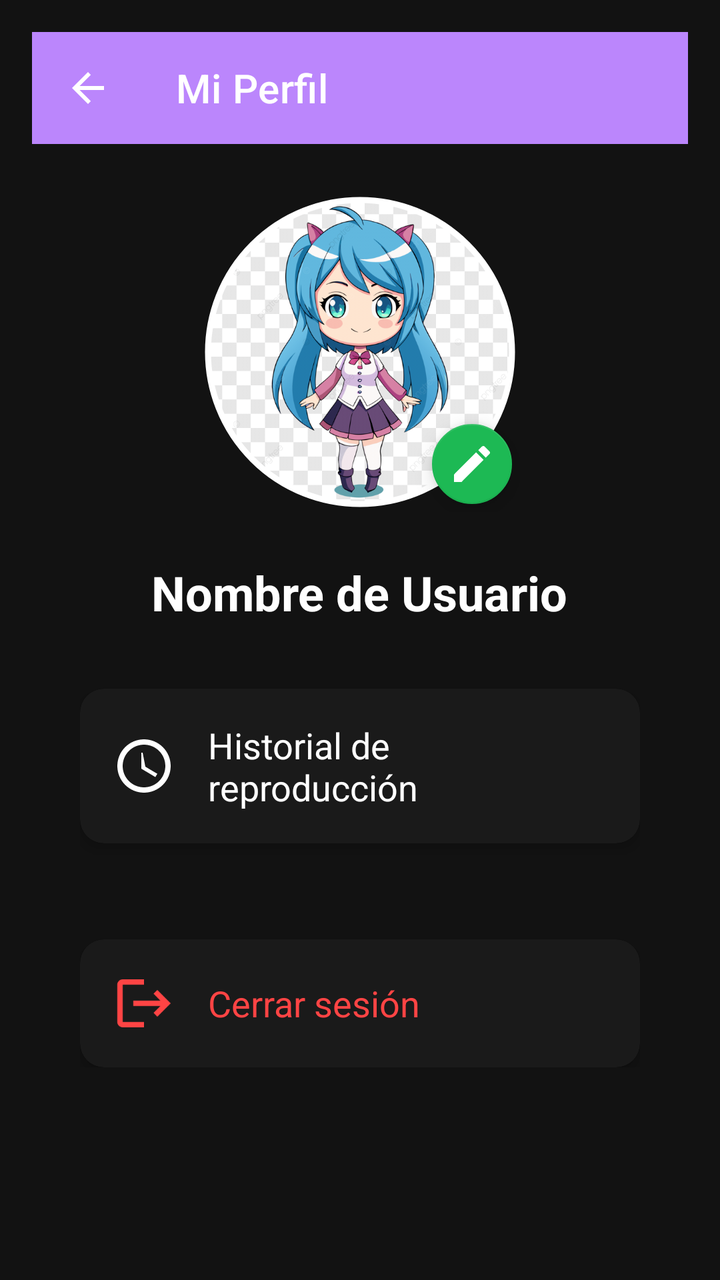
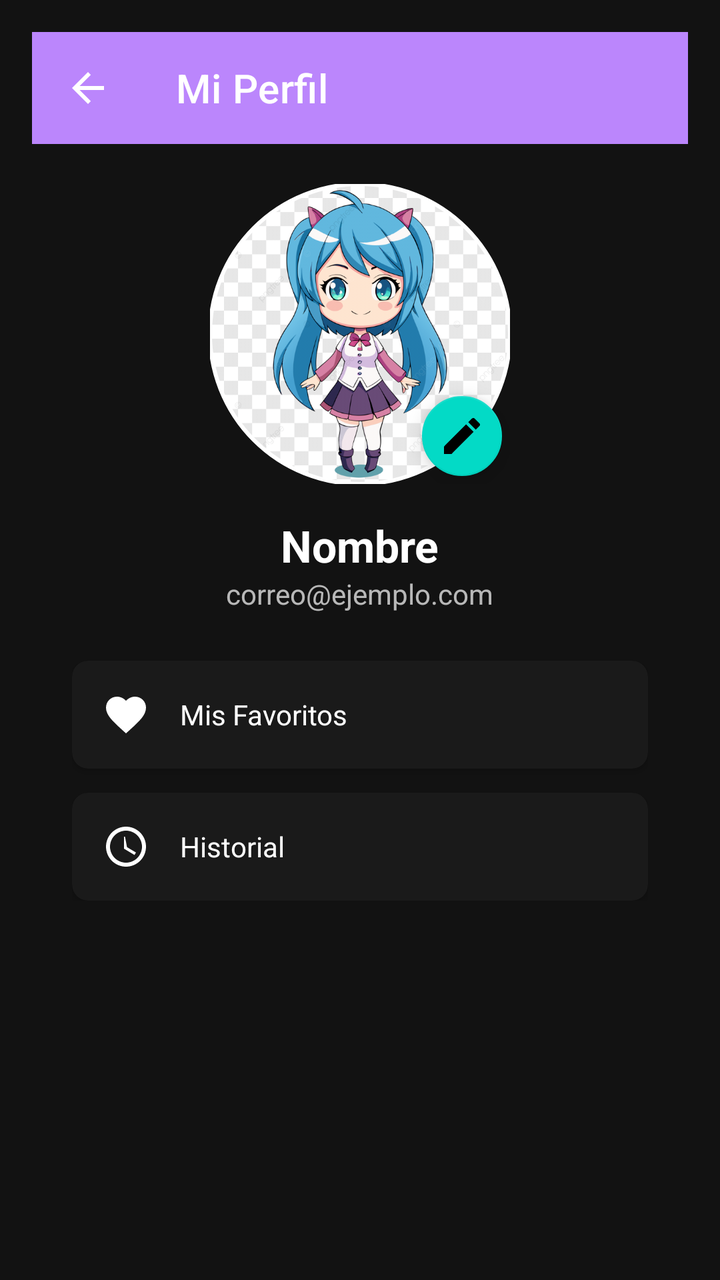

Screens rendered from an Android XML layout before and after an edit, with the pre-edit source and the edit as a unified diff.
<!-- AndroidManifest.xml: activity theme Theme.Music1 -->
<!-- res/layout/activity_perfil_usuario.xml -->
<?xml version="1.0" encoding="utf-8"?>
<LinearLayout xmlns:android="http://schemas.android.com/apk/res/android"
    xmlns:app="http://schemas.android.com/apk/res-auto"
    android:layout_width="match_parent"
    android:layout_height="match_parent"
    android:orientation="vertical"
    android:background="@color/fondo_oscuro"
    android:padding="16dp">

    <com.google.android.material.appbar.MaterialToolbar
        android:id="@+id/toolbar"
        android:layout_width="match_parent"
        android:layout_height="?attr/actionBarSize"
        android:background="?attr/colorPrimary"
        app:title="Mi Perfil"
        app:titleTextColor="@color/white"
        app:navigationIcon="@drawable/ic_arrow_back"
        android:theme="@style/ThemeOverlay.AppCompat.Dark.ActionBar" />

    <ScrollView
        android:layout_width="match_parent"
        android:layout_height="match_parent">

        <LinearLayout
            android:layout_width="match_parent"
            android:layout_height="wrap_content"
            android:orientation="vertical"
            android:gravity="center_horizontal"
            android:padding="24dp">

            <FrameLayout
                android:layout_width="wrap_content"
                android:layout_height="wrap_content"
                android:layout_marginBottom="24dp">

                <com.google.android.material.imageview.ShapeableImageView
                    android:id="@+id/ivAvatar"
                    android:layout_width="160dp"
                    android:layout_height="160dp"
                    android:padding="4dp"
                    android:src="@drawable/avatar1"
                    app:strokeColor="@color/white"
                    app:strokeWidth="3dp"
                    app:shapeAppearanceOverlay="@style/CircleImage"
                    android:scaleType="centerCrop" />

                <com.google.android.material.floatingactionbutton.FloatingActionButton
                    android:id="@+id/btnCambiarFoto"
                    android:layout_width="wrap_content"
                    android:layout_height="wrap_content"
                    android:layout_gravity="bottom|end"
                    android:src="@drawable/ic_edit"
                    app:fabSize="mini"
                    app:backgroundTint="@color/verde_spotify"
                    app:tint="@color/white"
                    android:contentDescription="Editar foto de perfil" />
            </FrameLayout>

            <TextView
                android:id="@+id/tvNombreUsuario"
                android:layout_width="wrap_content"
                android:layout_height="wrap_content"
                android:text="Nombre de Usuario"
                android:textColor="@color/white"
                android:textSize="24sp"
                android:textStyle="bold"
                android:layout_marginBottom="32dp" />

            <androidx.cardview.widget.CardView
                android:id="@+id/cardHistorial"
                android:layout_width="match_parent"
                android:layout_height="wrap_content"
                android:layout_marginBottom="16dp"
                app:cardCornerRadius="12dp"
                app:cardBackgroundColor="@color/fondo_secundario"
                app:cardElevation="4dp">

                <LinearLayout
                    android:layout_width="match_parent"
                    android:layout_height="wrap_content"
                    android:orientation="horizontal"
                    android:padding="16dp"
                    android:gravity="center_vertical">

                    <ImageView
                        android:layout_width="32dp"
                        android:layout_height="32dp"
                        android:src="@drawable/ic_history"
                        app:tint="@color/white" />

                    <TextView
                        android:layout_width="0dp"
                        android:layout_height="wrap_content"
                        android:layout_weight="1"
                        android:text="Historial de reproducción"
                        android:textSize="18sp"
                        android:textColor="@color/white"
                        android:layout_marginStart="16dp" />
                </LinearLayout>
            </androidx.cardview.widget.CardView>

            <androidx.cardview.widget.CardView
                android:id="@+id/cardCerrarSesion"
                android:layout_width="match_parent"
                android:layout_height="wrap_content"
                android:layout_marginTop="32dp"
                app:cardCornerRadius="12dp"
                app:cardBackgroundColor="@color/fondo_secundario"
                app:cardElevation="4dp">

                <LinearLayout
                    android:layout_width="match_parent"
                    android:layout_height="wrap_content"
                    android:orientation="horizontal"
                    android:padding="16dp"
                    android:gravity="center_vertical">

                    <ImageView
                        android:layout_width="32dp"
                        android:layout_height="32dp"
                        android:src="@drawable/ic_logout"
                        app:tint="@color/rojo_detener" />

                    <TextView
                        android:layout_width="0dp"
                        android:layout_height="wrap_content"
                        android:layout_weight="1"
                        android:text="Cerrar sesión"
                        android:textSize="18sp"
                        android:textColor="@color/rojo_detener"
                        android:layout_marginStart="16dp" />
                </LinearLayout>
            </androidx.cardview.widget.CardView>

        </LinearLayout>
    </ScrollView>
</LinearLayout>
<!-- resources referenced by this layout -->
<resources>
  <color name="fondo_oscuro">#121212</color>
  <color name="fondo_secundario">#1A1A1A</color>
  <color name="rojo_detener">#FF4444</color>
  <color name="verde_spotify">#1DB954</color>
  <color name="white">#FFFFFF</color>
  <!-- drawable avatar1: png bitmap (drawable, 167418 bytes) -->
  <!-- drawable ic_arrow_back (drawable) -->
  <vector xmlns:android="http://schemas.android.com/apk/res/android"
      android:width="24dp"
      android:height="24dp"
      android:viewportWidth="24"
      android:viewportHeight="24">
      <path
          android:fillColor="#FFFFFF"
          android:pathData="M20,11H7.83l5.59,-5.59L12,4l-8,8 8,8 1.41,-1.41L7.83,13H20v-2z"/>
  </vector>
  <!-- drawable ic_edit (drawable) -->
  <?xml version="1.0" encoding="utf-8"?>
  <vector xmlns:android="http://schemas.android.com/apk/res/android"
      android:width="24dp"
      android:height="24dp"
      android:viewportWidth="24"
      android:viewportHeight="24">
      <path
          android:fillColor="#FFFFFF"
          android:pathData="M3,17.25V21h3.75L17.81,9.94l-3.75,-3.75L3,17.25zM20.71,7.04c0.39,-0.39 0.39,-1.02 0,-1.41l-2.34,-2.34c-0.39,-0.39 -1.02,-0.39 -1.41,0l-1.83,1.83 3.75,3.75 1.83,-1.83z"/>
  </vector>
  <!-- drawable ic_history (drawable) -->
  <vector xmlns:android="http://schemas.android.com/apk/res/android"
      android:width="24dp"
      android:height="24dp"
      android:viewportWidth="24"
      android:viewportHeight="24">
      <path
          android:fillColor="#FFFFFF"
          android:pathData="M12,2C6.48,2 2,6.48 2,12s4.48,10 10,10 10,-4.48 10,-10S17.52,2 12,2zm0,18c-4.41,0-8,-3.59-8,-8s3.59-8,8-8 8,3.59 8,8-3.59,8-8,8zm-0.5-13H11v6l5.25,3.15 0.75,-1.23 -4.5,-2.67z"/>
  </vector>
  <!-- drawable ic_logout (drawable) -->
  <vector xmlns:android="http://schemas.android.com/apk/res/android"
      android:width="24dp"
      android:height="24dp"
      android:viewportWidth="24"
      android:viewportHeight="24">
      <path
          android:fillColor="#FF4444"
          android:pathData="M17,7l-1.41,1.41L18.17,11H8v2h10.17l-2.58,2.58L17,17l5,-5zM4,5h8V3H4c-1.1,0-2,0.9-2,2v14c0,1.1,0.9,2,2,2h8v-2H4V5z"/>
  </vector>
  <style name="CircleImage" parent="">
          <item name="cornerSize">50%</item>
      </style>
  <style name="Theme.Music1" parent="Theme.MaterialComponents.DayNight.NoActionBar">
          <item name="colorPrimary">@color/accento_principal</item>
          <item name="colorPrimaryDark">@color/azul_profundo</item>
          <item name="colorAccent">@color/destello_play</item>
          <item name="android:windowBackground">@color/fondo_principal</item>
          <item name="android:colorBackground">@color/fondo_principal</item>
          <item name="android:textColorPrimary">@color/texto_primario</item>
          <item name="android:textColorSecondary">@color/texto_secundario</item>
          <item name="android:statusBarColor">@color/fondo_principal</item>
      </style>
  <color name="accento_principal">#BB86FC</color>
  <color name="azul_profundo">#0A1929</color>
  <color name="destello_play">#03DAC6</color>
  <color name="fondo_principal">#0A0A0A</color>
  <color name="texto_primario">#FFFFFF</color>
  <color name="texto_secundario">#B3FFFFFF</color>
</resources>

<!-- the commit's change to res/layout/activity_perfil_usuario.xml (unified diff, before → after) -->
@@ -14,121 +14,45 @@
         android:background="?attr/colorPrimary"
         app:title="Mi Perfil"
         app:titleTextColor="@color/white"
-        app:navigationIcon="@drawable/ic_arrow_back"
-        android:theme="@style/ThemeOverlay.AppCompat.Dark.ActionBar" />
+        app:navigationIcon="@drawable/ic_arrow_back" />
 
-    <ScrollView
-        android:layout_width="match_parent"
-        android:layout_height="match_parent">
+    <ScrollView android:layout_width="match_parent" android:layout_height="match_parent">
+        <LinearLayout android:layout_width="match_parent" android:layout_height="wrap_content" android:orientation="vertical" android:gravity="center_horizontal" android:padding="20dp">
 
-        <LinearLayout
-            android:layout_width="match_parent"
-            android:layout_height="wrap_content"
-            android:orientation="vertical"
-            android:gravity="center_horizontal"
-            android:padding="24dp">
-
-            <FrameLayout
-                android:layout_width="wrap_content"
-                android:layout_height="wrap_content"
-                android:layout_marginBottom="24dp">
-
+            <FrameLayout android:layout_width="wrap_content" android:layout_height="wrap_content" android:layout_marginBottom="16dp">
                 <com.google.android.material.imageview.ShapeableImageView
                     android:id="@+id/ivAvatar"
-                    android:layout_width="160dp"
-                    android:layout_height="160dp"
-                    android:padding="4dp"
+                    android:layout_width="150dp"
+                    android:layout_height="150dp"
                     android:src="@drawable/avatar1"
                     app:strokeColor="@color/white"
-                    app:strokeWidth="3dp"
+                    app:strokeWidth="2dp"
                     app:shapeAppearanceOverlay="@style/CircleImage"
                     android:scaleType="centerCrop" />
-
                 <com.google.android.material.floatingactionbutton.FloatingActionButton
                     android:id="@+id/btnCambiarFoto"
                     android:layout_width="wrap_content"
                     android:layout_height="wrap_content"
                     android:layout_gravity="bottom|end"
                     android:src="@drawable/ic_edit"
-                    app:fabSize="mini"
-                    app:backgroundTint="@color/verde_spotify"
-                    app:tint="@color/white"
-                    android:contentDescription="Editar foto de perfil" />
+                    app:fabSize="mini" />
             </FrameLayout>
 
-            <TextView
-                android:id="@+id/tvNombreUsuario"
-                android:layout_width="wrap_content"
-                android:layout_height="wrap_content"
-                android:text="Nombre de Usuario"
-                android:textColor="@color/white"
-                android:textSize="24sp"
-                android:textStyle="bold"
-                android:layout_marginBottom="32dp" />
+            <TextView android:id="@+id/tvNombreUsuario" android:layout_width="wrap_content" android:layout_height="wrap_content" android:text="Nombre" android:textColor="@color/white" android:textSize="22sp" android:textStyle="bold" />
+            
+            <TextView android:id="@+id/tvEmailUsuario" android:layout_width="wrap_content" android:layout_height="wrap_content" android:text="correo@ejemplo.com" android:textColor="@color/texto_secundario" android:textSize="14sp" android:layout_marginBottom="24dp" />
 
-            <androidx.cardview.widget.CardView
-                android:id="@+id/cardHistorial"
-                android:layout_width="match_parent"
-                android:layout_height="wrap_content"
-                android:layout_marginBottom="16dp"
-                app:cardCornerRadius="12dp"
-                app:cardBackgroundColor="@color/fondo_secundario"
-                app:cardElevation="4dp">
-
-                <LinearLayout
-                    android:layout_width="match_parent"
-                    android:layout_height="wrap_content"
-                    android:orientation="horizontal"
-                    android:padding="16dp"
-                    android:gravity="center_vertical">
-
-                    <ImageView
-                        android:layout_width="32dp"
-                        android:layout_height="32dp"
-                        android:src="@drawable/ic_history"
-                        app:tint="@color/white" />
-
-                    <TextView
-                        android:layout_width="0dp"
-                        android:layout_height="wrap_content"
-                        android:layout_weight="1"
-                        android:text="Historial de reproducción"
-                        android:textSize="18sp"
-                        android:textColor="@color/white"
-                        android:layout_marginStart="16dp" />
+            <androidx.cardview.widget.CardView android:id="@+id/cardFavoritos" android:layout_width="match_parent" android:layout_height="wrap_content" android:layout_marginBottom="12dp" app:cardBackgroundColor="@color/fondo_secundario" app:cardCornerRadius="8dp">
+                <LinearLayout android:layout_width="match_parent" android:layout_height="wrap_content" android:padding="15dp" android:gravity="center_vertical">
+                    <ImageView android:layout_width="24dp" android:layout_height="24dp" android:src="@drawable/ic_favorite" app:tint="@color/white" />
+                    <TextView android:layout_width="wrap_content" android:layout_height="wrap_content" android:text="Mis Favoritos" android:textColor="@color/white" android:layout_marginStart="15dp" />
                 </LinearLayout>
             </androidx.cardview.widget.CardView>
 
-            <androidx.cardview.widget.CardView
-                android:id="@+id/cardCerrarSesion"
-                android:layout_width="match_parent"
-                android:layout_height="wrap_content"
-                android:layout_marginTop="32dp"
-                app:cardCornerRadius="12dp"
-                app:cardBackgroundColor="@color/fondo_secundario"
-                app:cardElevation="4dp">
-
-                <LinearLayout
-                    android:layout_width="match_parent"
-                    android:layout_height="wrap_content"
-                    android:orientation="horizontal"
-                    android:padding="16dp"
-                    android:gravity="center_vertical">
-
-                    <ImageView
-                        android:layout_width="32dp"
-                        android:layout_height="32dp"
-                        android:src="@drawable/ic_logout"
-                        app:tint="@color/rojo_detener" />
-
-                    <TextView
-                        android:layout_width="0dp"
-                        android:layout_height="wrap_content"
-                        android:layout_weight="1"
-                        android:text="Cerrar sesión"
-                        android:textSize="18sp"
-                        android:textColor="@color/rojo_detener"
-                        android:layout_marginStart="16dp" />
+            <androidx.cardview.widget.CardView android:id="@+id/cardHistorial" android:layout_width="match_parent" android:layout_height="wrap_content" app:cardBackgroundColor="@color/fondo_secundario" app:cardCornerRadius="8dp">
+                <LinearLayout android:layout_width="match_parent" android:layout_height="wrap_content" android:padding="15dp" android:gravity="center_vertical">
+                    <ImageView android:layout_width="24dp" android:layout_height="24dp" android:src="@drawable/ic_history" app:tint="@color/white" />
+                    <TextView android:layout_width="wrap_content" android:layout_height="wrap_content" android:text="Historial" android:textColor="@color/white" android:layout_marginStart="15dp" />
                 </LinearLayout>
             </androidx.cardview.widget.CardView>
 
<!-- resource entries referenced after the edit -->
@@ -2,8 +2,6 @@
 <resources>
   <color name="fondo_oscuro">#121212</color>
   <color name="fondo_secundario">#1A1A1A</color>
-  <color name="rojo_detener">#FF4444</color>
-  <color name="verde_spotify">#1DB954</color>
   <color name="white">#FFFFFF</color>
   <!-- drawable avatar1: png bitmap (drawable, 167418 bytes) -->
   <!-- drawable ic_arrow_back (drawable) -->
@@ -27,6 +25,16 @@
           android:fillColor="#FFFFFF"
           android:pathData="M3,17.25V21h3.75L17.81,9.94l-3.75,-3.75L3,17.25zM20.71,7.04c0.39,-0.39 0.39,-1.02 0,-1.41l-2.34,-2.34c-0.39,-0.39 -1.02,-0.39 -1.41,0l-1.83,1.83 3.75,3.75 1.83,-1.83z"/>
   </vector>
+  <!-- drawable ic_favorite (drawable) -->
+  <vector xmlns:android="http://schemas.android.com/apk/res/android"
+      android:width="24dp"
+      android:height="24dp"
+      android:viewportWidth="24"
+      android:viewportHeight="24">
+      <path
+          android:fillColor="#FF0000"
+          android:pathData="M12,21.35l-1.45,-1.32C5.4,15.36 2,12.28 2,8.5 2,5.42 4.42,3 7.5,3c1.74,0 3.41,0.81 4.5,2.09C13.09,3.81 14.76,3 16.5,3 19.58,3 22,5.42 22,8.5c0,3.78 -3.4,6.86 -8.55,11.54L12,21.35z"/>
+  </vector>
   <!-- drawable ic_history (drawable) -->
   <vector xmlns:android="http://schemas.android.com/apk/res/android"
       android:width="24dp"
@@ -37,34 +45,18 @@
           android:fillColor="#FFFFFF"
           android:pathData="M12,2C6.48,2 2,6.48 2,12s4.48,10 10,10 10,-4.48 10,-10S17.52,2 12,2zm0,18c-4.41,0-8,-3.59-8,-8s3.59-8,8-8 8,3.59 8,8-3.59,8-8,8zm-0.5-13H11v6l5.25,3.15 0.75,-1.23 -4.5,-2.67z"/>
   </vector>
-  <!-- drawable ic_logout (drawable) -->
-  <vector xmlns:android="http://schemas.android.com/apk/res/android"
-      android:width="24dp"
-      android:height="24dp"
-      android:viewportWidth="24"
-      android:viewportHeight="24">
-      <path
-          android:fillColor="#FF4444"
-          android:pathData="M17,7l-1.41,1.41L18.17,11H8v2h10.17l-2.58,2.58L17,17l5,-5zM4,5h8V3H4c-1.1,0-2,0.9-2,2v14c0,1.1,0.9,2,2,2h8v-2H4V5z"/>
-  </vector>
-  <style name="CircleImage" parent="">
-          <item name="cornerSize">50%</item>
-      </style>
+  <style name="CircleImage"><item name="cornerSize">50%</item></style>
   <style name="Theme.Music1" parent="Theme.MaterialComponents.DayNight.NoActionBar">
           <item name="colorPrimary">@color/accento_principal</item>
           <item name="colorPrimaryDark">@color/azul_profundo</item>
           <item name="colorAccent">@color/destello_play</item>
           <item name="android:windowBackground">@color/fondo_principal</item>
-          <item name="android:colorBackground">@color/fondo_principal</item>
-          <item name="android:textColorPrimary">@color/texto_primario</item>
-          <item name="android:textColorSecondary">@color/texto_secundario</item>
           <item name="android:statusBarColor">@color/fondo_principal</item>
       </style>
   <color name="accento_principal">#BB86FC</color>
   <color name="azul_profundo">#0A1929</color>
   <color name="destello_play">#03DAC6</color>
   <color name="fondo_principal">#0A0A0A</color>
-  <color name="texto_primario">#FFFFFF</color>
   <color name="texto_secundario">#B3FFFFFF</color>
 </resources>
 
